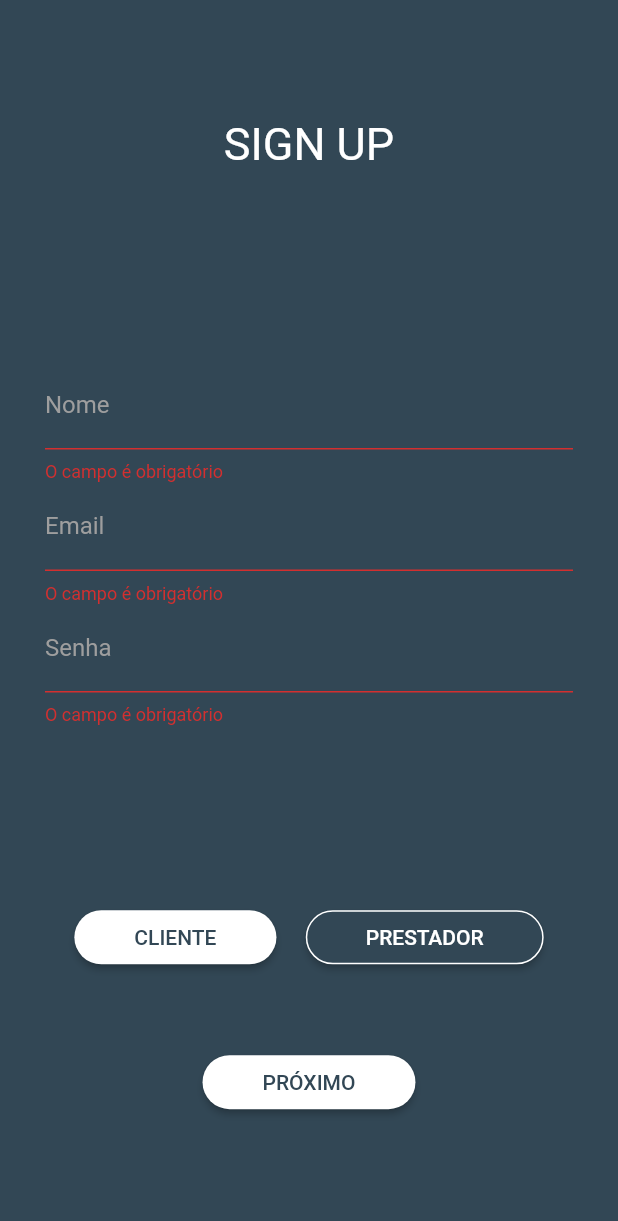
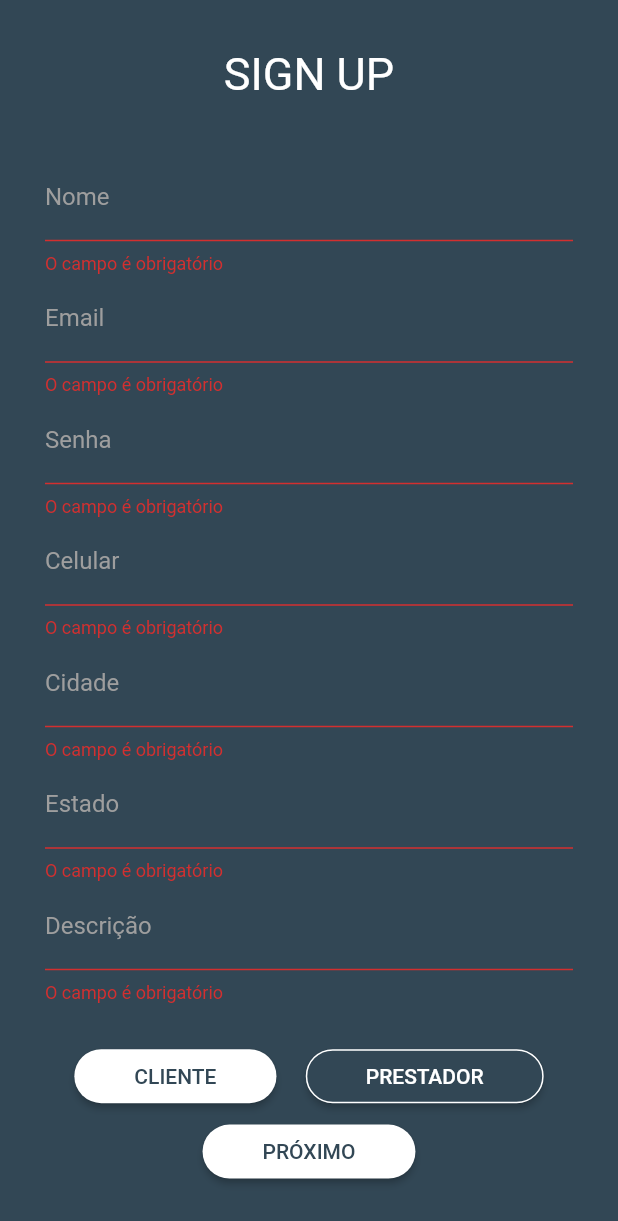
Before and after one commit to iaghoCristian/HelpaEu, a Flutter app: the Cadastro screen opened directly, after a tap on "CLIENTE", after a tap on "PRESTADOR", after a tap on "PRÓXIMO", on a phone screen of 412 x 824 dp. Shown: the top 1221 px of the screen. Run offline on Flutter 3.47's test engine with Material 2 defaults, Android fonts, the light colour scheme and no system bars; our stand-ins replace cloud_firestore, email_validator, firebase_auth; accounts and stored records are empty.

Commit message:
Cadastro firebase concluido

```diff
--- a/lib/pages/cadastro.dart
+++ b/lib/pages/cadastro.dart
@@ -3,6 +3,7 @@ import 'package:HelpaEu/pages/home.dart';
 import 'package:HelpaEu/resources/color.dart';
 import 'package:email_validator/email_validator.dart';
 import 'package:flutter/material.dart';
+import 'package:cloud_firestore/cloud_firestore.dart';
 
 bool botaoCliente = true;
 bool botaoPrestador = false;
@@ -18,7 +19,17 @@ class _CadastroState extends State<Cadastro> {
   final nome = TextEditingController();
   final email = TextEditingController();
   final senha = TextEditingController();
-  final servico = TextEditingController();
+  final celular = TextEditingController();
+  final cidade = TextEditingController();
+  final estado = TextEditingController();
+  final descricao = TextEditingController();
+  var servico;
+  List<String> servicos = <String>[
+    "Pedreiro",
+    "Bombeiro",
+    "Encanador",
+    "Engenheiro"
+  ];
 
   @override
   Widget build(BuildContext context) {
@@ -83,21 +94,75 @@ class _CadastroState extends State<Cadastro> {
                         enabledBorder: UnderlineInputBorder(
                             borderSide: BorderSide(color: borderOrange))),
                   ),
+                  TextFormField(
+                    style: TextStyle(color: Colors.white),
+                    controller: celular,
+                    validator: (value) {
+                      if (value.isEmpty) return "O campo é obrigatório";
+                    },
+                    decoration: InputDecoration(
+                        labelText: 'Celular',
+                        labelStyle: TextStyle(color: Colors.grey),
+                        enabledBorder: UnderlineInputBorder(
+                            borderSide: BorderSide(color: borderOrange))),
+                  ),
+                  TextFormField(
+                    style: TextStyle(color: Colors.white),
+                    controller: cidade,
+                    validator: (value) {
+                      if (value.isEmpty) return "O campo é obrigatório";
+                    },
+                    decoration: InputDecoration(
+                        labelText: 'Cidade',
+                        labelStyle: TextStyle(color: Colors.grey),
+                        enabledBorder: UnderlineInputBorder(
+                            borderSide: BorderSide(color: borderOrange))),
+                  ),
+                  TextFormField(
+                    style: TextStyle(color: Colors.white),
+                    controller: estado,
+                    validator: (value) {
+                      if (value.isEmpty) return "O campo é obrigatório";
+                    },
+                    decoration: InputDecoration(
+                        labelText: 'Estado',
+                        labelStyle: TextStyle(color: Colors.grey),
+                        enabledBorder: UnderlineInputBorder(
+                            borderSide: BorderSide(color: borderOrange))),
+                  ),
+                  TextFormField(
+                    style: TextStyle(color: Colors.white),
+                    controller: descricao,
+                    validator: (value) {
+                      if (value.isEmpty) return "O campo é obrigatório";
+                    },
+                    decoration: InputDecoration(
+                        labelText: 'Descrição',
+                        labelStyle: TextStyle(color: Colors.grey),
+                        enabledBorder: UnderlineInputBorder(
+                            borderSide: BorderSide(color: borderOrange))),
+                  ),
                   Visibility(
                     visible: botaoPrestador,
-                    child: TextFormField(
-                      style: TextStyle(color: Colors.white),
-                      controller: servico,
-                      validator: (value) {
-                        if (value.isEmpty) return "O campo é obrigatório";
-                        if (value.length < 6)
-                          return "A senha precisa ter no mínimo 6 caracteres";
+                    child: DropdownButton(
+                      isExpanded: true,
+                      items: servicos
+                          .map((value) => DropdownMenuItem(
+                                child: Text(
+                                  value,
+                                  style: TextStyle(color: Colors.grey),
+                                ),
+                                value: value,
+                              ))
+                          .toList(),
+                      onChanged: (servicoSelecionado) {
+                        setState(() {
+                          servico = servicoSelecionado;
+                        });
                       },
-                      decoration: InputDecoration(
-                          labelText: 'Serviço',
-                          labelStyle: TextStyle(color: Colors.grey),
-                          enabledBorder: UnderlineInputBorder(
-                              borderSide: BorderSide(color: borderOrange))),
+                      value: servico,
+                      hint: Text("Profissão",
+                          style: TextStyle(color: Colors.grey)),
                     ),
                   )
                 ],
@@ -175,7 +240,19 @@ class _CadastroState extends State<Cadastro> {
 
   void signUp() async {
     if (_formKey.currentState.validate()) {
-      await Auth().signUp(email.text.trim(), senha.text);
+      String idUser = await Auth().signUp(email.text.trim(), senha.text);
+
+      await Firestore.instance
+          .collection('prestador')
+          .document(idUser)
+          .setData({
+        'nome': nome.text.toString(),
+        'celular': celular.text.toString(),
+        'descricao': descricao.text.toString(),
+        'cidade': cidade.text.toString(),
+        'estado': estado.text.toString(),
+        'profissao': servico,
+      });
 
       Navigator.pushReplacement(
           context,
--- a/pubspec.yaml
+++ b/pubspec.yaml
@@ -24,6 +24,7 @@ dependencies:
   flutter:
     sdk: flutter
   firebase_auth: ^0.14.0+5
+  cloud_firestore: ^0.12.9+4
 
 
   # The following adds the Cupertino Icons font to your application.
```
Also changed, not shown: pubspec.lock, 1 other file.
